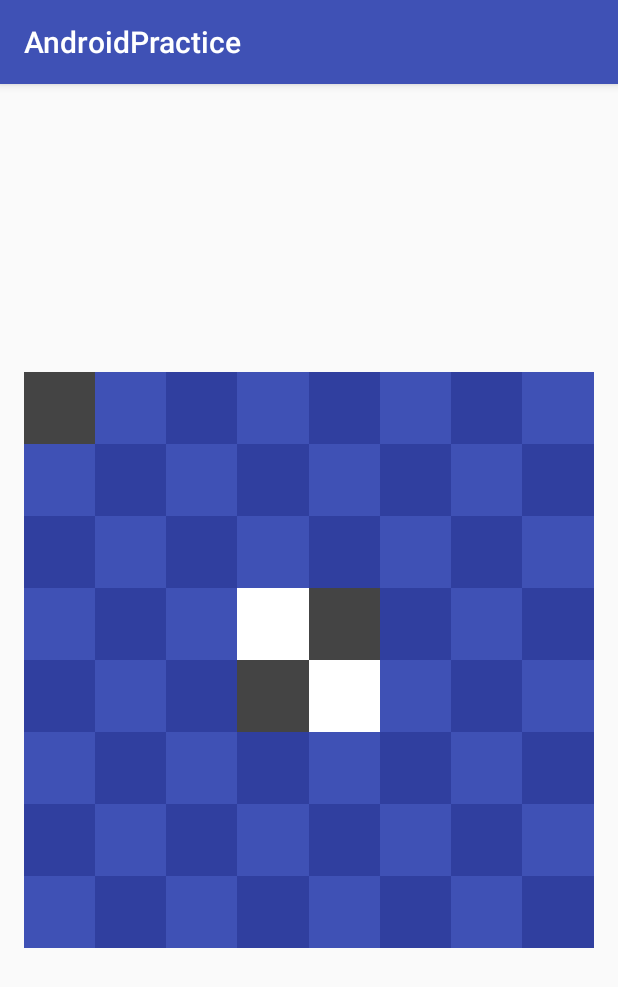
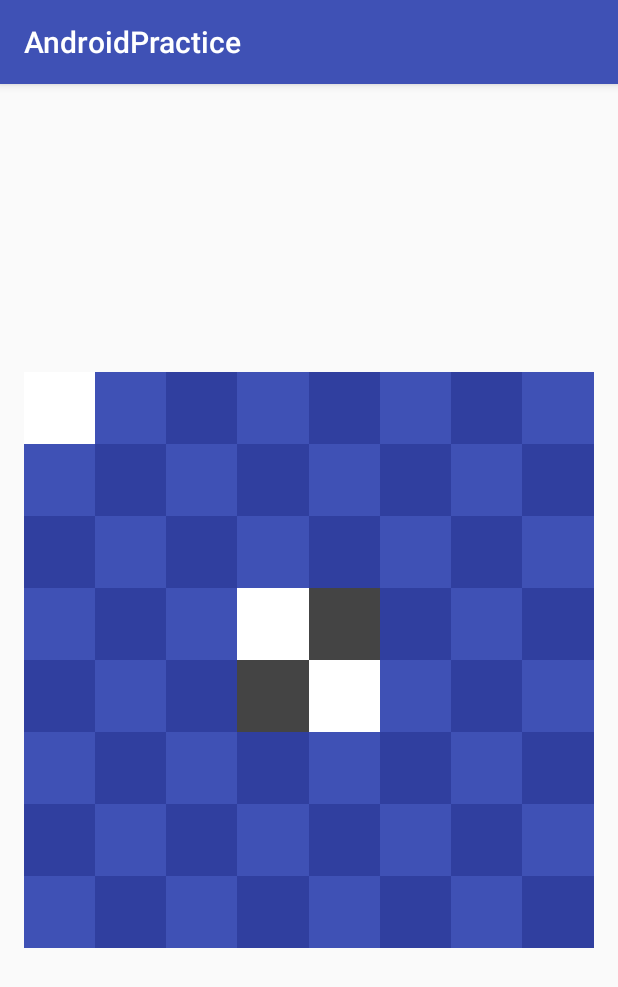
Before and after one commit to neaGaze/Othello, an Android app: the GameFragment screen opened directly, with no data from a screen before it, after a tap on an icon or button, on a phone screen of 412 x 824 dp. Shown: the top 987 px of the screen. Run offline under Robolectric (Android 15) with nearby library versions, the phone set to English and light mode, and no system bars; 1 statement that could not run was skipped.

Commit message:
updated color change

```diff
--- a/app/src/main/java/com/practice/neagaze/androidpractice/GameFragment.java
+++ b/app/src/main/java/com/practice/neagaze/androidpractice/GameFragment.java
@@ -12,11 +12,13 @@ import android.view.ViewGroup;
 import android.widget.Button;
 import android.widget.ImageView;
 
+import entities.BlackPiece;
 import entities.Board;
 import entities.COLORS;
 import entities.Game;
 import entities.Piece;
 import entities.PieceInterface;
+import entities.WhitePiece;
 import exceptions.InvalidMoveException;
 import exceptions.InvalidRuleException;
 import exceptions.WrongPersonException;
@@ -38,9 +40,10 @@ public class GameFragment extends Fragment {
         board = game.getBoard();
 
         View view = inflater.inflate(R.layout.game_fragment, container, false);
-        RecyclerView boardRecyclerView = (RecyclerView)view.findViewById(R.id.boardRecyclerView);
-        boardRecyclerView.setLayoutManager(new GridLayoutManager(getActivity(), board.getSize()));
-        RecyclerViewAdapter adapter = new RecyclerViewAdapter(getActivity(), board);
+        final RecyclerView boardRecyclerView = (RecyclerView)view.findViewById(R.id.boardRecyclerView);
+        final GridLayoutManager gridLayoutManager = new GridLayoutManager(getActivity(), board.getSize());
+        boardRecyclerView.setLayoutManager(gridLayoutManager);
+        final RecyclerViewAdapter adapter = new RecyclerViewAdapter(getActivity(), board);
         adapter.setOnItemClickListener(new RecyclerViewAdapter.OnItemClickListener() {
             @Override
             public void onClick(View view, int position) {
@@ -48,8 +51,22 @@ public class GameFragment extends Fragment {
                 int x = position / board.getSize();
                 int y = position % board.getSize();
                 boolean hasErrorInMove = false;
+
                 try {
-                    game.addPiece(x, y);
+                    game.addPiece(x, y, new Game.OnUIUpdateListener(){
+                        @Override
+                        public void changeUIPieceColor(int x, int y, COLORS color) {
+                            // code to change the individual pieces that gets overturned
+                            // View v = gridLayoutManager.findViewByPosition(x * board.getSize() + y);
+                            //View v = boardRecyclerView.findViewHolderForAdapterPosition(x * board.getSize() + y).itemView;
+                            //v.setBackgroundColor(getResources().getColor(color == COLORS.WHITE ?
+                            //        R.color.colorWhite : R.color.colorBlack));
+                            Piece piece = (color == COLORS.BLACK ? new BlackPiece() : new WhitePiece());
+                            adapter.updateGridPosition(x, y, piece);
+                            adapter.notifyDataSetChanged();
+                        }
+                    });
+
                 } catch (WrongPersonException e) {
                     e.printStackTrace();
                     hasErrorInMove = true;
@@ -63,9 +80,10 @@ public class GameFragment extends Fragment {
                     hasErrorInMove = true;
                     Log.e("InvalidRuleExcp",""+e.getMessage());
                 } finally {
-                    Log.d("move status","Error: "+hasErrorInMove);
+                    Log.v("move status","Error: "+hasErrorInMove);
                     if(!hasErrorInMove) {
-                        Piece p = (Piece) game.getBoard().getPiece(x, y).flip();
+                        // change the color of the pieces
+                        Piece p = (Piece) game.getBoard().getPiece(x, y);
                         view.setBackgroundColor(getResources().getColor((p.color == COLORS.WHITE) ?
                                 R.color.colorWhite : R.color.colorBlack));
                     }
@@ -102,6 +120,10 @@ public class GameFragment extends Fragment {
 
         public void setOnItemClickListener(OnItemClickListener onItemClickListener){this.onItemClickListener = onItemClickListener;}
 
+        public void updateGridPosition(int x, int y, Piece piece) {
+            grids[x][y] = piece;
+        }
+
         @Override
         public RecyclerViewAdapter.ViewHolder onCreateViewHolder(ViewGroup parent, int viewType) {
             View view = LayoutInflater.from(context).inflate(R.layout.piece, parent, false);
@@ -118,7 +140,7 @@ public class GameFragment extends Fragment {
 
             if(grids[x][y] != null) {
                 Piece piece = (Piece)grids[x][y];
-                Log.e("Piece",""+piece.color);
+                Log.v("Piece",""+piece.color);
                 holder.imageView.setBackgroundColor(piece.color == COLORS.BLACK ?
                         context.getResources().getColor(R.color.colorBlack) : context.getResources().getColor(R.color.colorWhite));
             }
--- a/app/src/main/java/entities/BlackPiece.java
+++ b/app/src/main/java/entities/BlackPiece.java
@@ -1,10 +1,12 @@
 package entities;
+
+import java.io.Serializable;
 
 /**
  * Created by neaGaze on 8/15/17.
  */
 
-public class BlackPiece extends Piece {
+public class BlackPiece extends Piece implements Serializable{
 
     public BlackPiece(){
         this.color = COLORS.BLACK;
--- a/app/src/main/java/entities/Board.java
+++ b/app/src/main/java/entities/Board.java
@@ -19,13 +19,20 @@ public class Board  implements Serializable{
     private int WHITE_SCORE = 0;
     private int BLACK_SCORE = 0;
 
-    private Board(){
-        this.pieces = new Piece[size][size];
+    private boolean boardState[][];
+
+    private Board() {
+        init();
     }
 
     public Board(int size){
         this.size = size;
+        init();
+    }
+
+    public void init(){
         this.pieces = new Piece[size][size];
+        this.boardState = new boolean[size][size];
     }
 
     /**
@@ -39,6 +46,7 @@ public class Board  implements Serializable{
 
     public void addNewPiece(int x, int y, PieceInterface piece) {
         this.pieces[x][y] = piece;
+        initBoardState();
     }
 
     public int getBLACK_SCORE() {
@@ -77,6 +85,15 @@ public class Board  implements Serializable{
         this.pieces = pieces;
     }
 
+
+    public boolean[][] getBoardState() {
+        return boardState;
+    }
+
+    public void setBoardState(int x, int y, boolean value) {
+        this.boardState[x][y] = value;
+    }
+
     /**
      * Check to see if the board has all spaces filled up
      **/
@@ -87,4 +104,16 @@ public class Board  implements Serializable{
         return true;
     }
 
+    /**
+     * Initialize board state
+     * **/
+    public void initBoardState(){
+        for(int i = 0; i < size; i++)
+            for(int j = 0; j < size; j++) {
+                //if(pieces[i][j] == null)
+                boardState[i][j] = false;
+                //else boardState[i][j] = true;
+            }
+    }
+
 }
--- a/app/src/main/java/entities/Piece.java
+++ b/app/src/main/java/entities/Piece.java
@@ -1,10 +1,12 @@
 package entities;
+
+import java.io.Serializable;
 
 /**
  * Created by neaGaze on 8/15/17.
  */
 
-public abstract class Piece implements PieceInterface{
+public abstract class Piece implements PieceInterface, Serializable{
 
     public COLORS color;
 
--- a/app/src/main/java/entities/Player.java
+++ b/app/src/main/java/entities/Player.java
@@ -1,10 +1,12 @@
 package entities;
+
+import java.io.Serializable;
 
 /**
  * Created by neaGaze on 8/15/17.
  */
 
-public class Player implements PlayerInterface {
+public class Player implements PlayerInterface, Serializable {
 
     public String name;
 
--- a/app/src/main/java/entities/WhitePiece.java
+++ b/app/src/main/java/entities/WhitePiece.java
@@ -1,10 +1,12 @@
 package entities;
+
+import java.io.Serializable;
 
 /**
  * Created by neaGaze on 8/15/17.
  */
 
-public class WhitePiece extends Piece {
+public class WhitePiece extends Piece implements Serializable{
 
 
     public WhitePiece(){
```
Also changed, not shown: app/src/main/java/entities/Game.java (+17 -1 lines), app/src/main/java/entities/Rules.java (+171 -17 lines).
